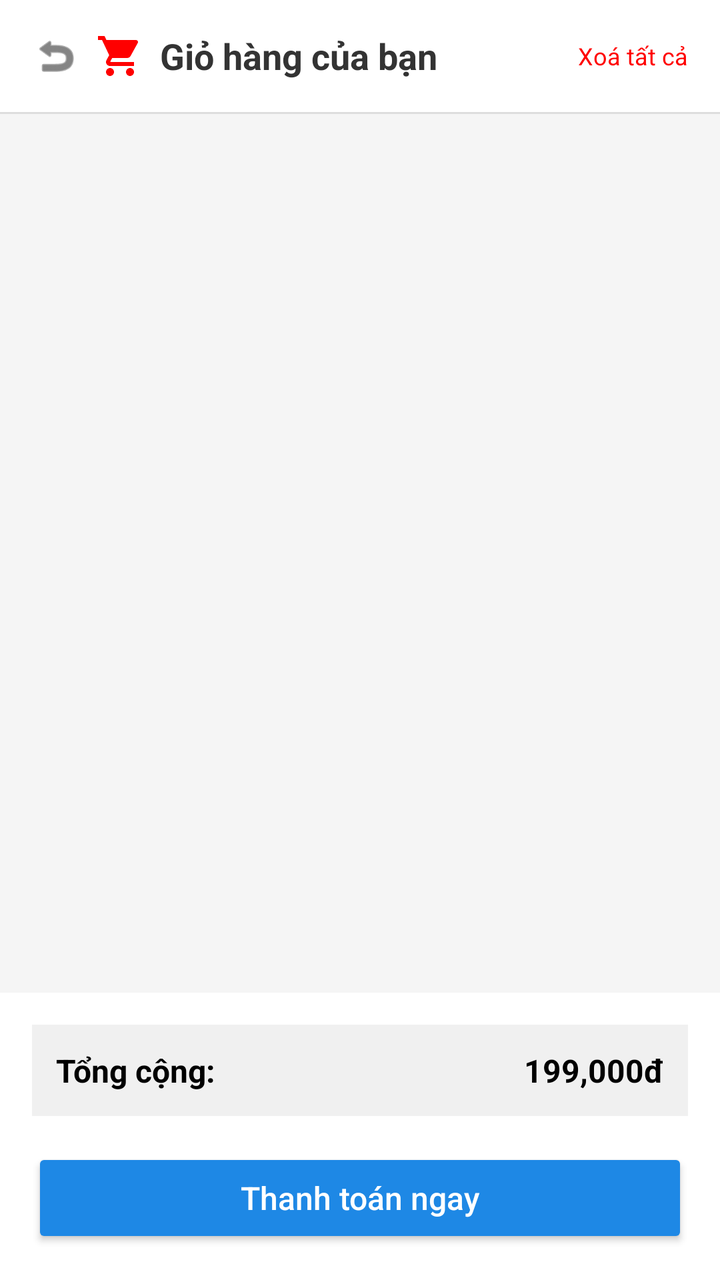
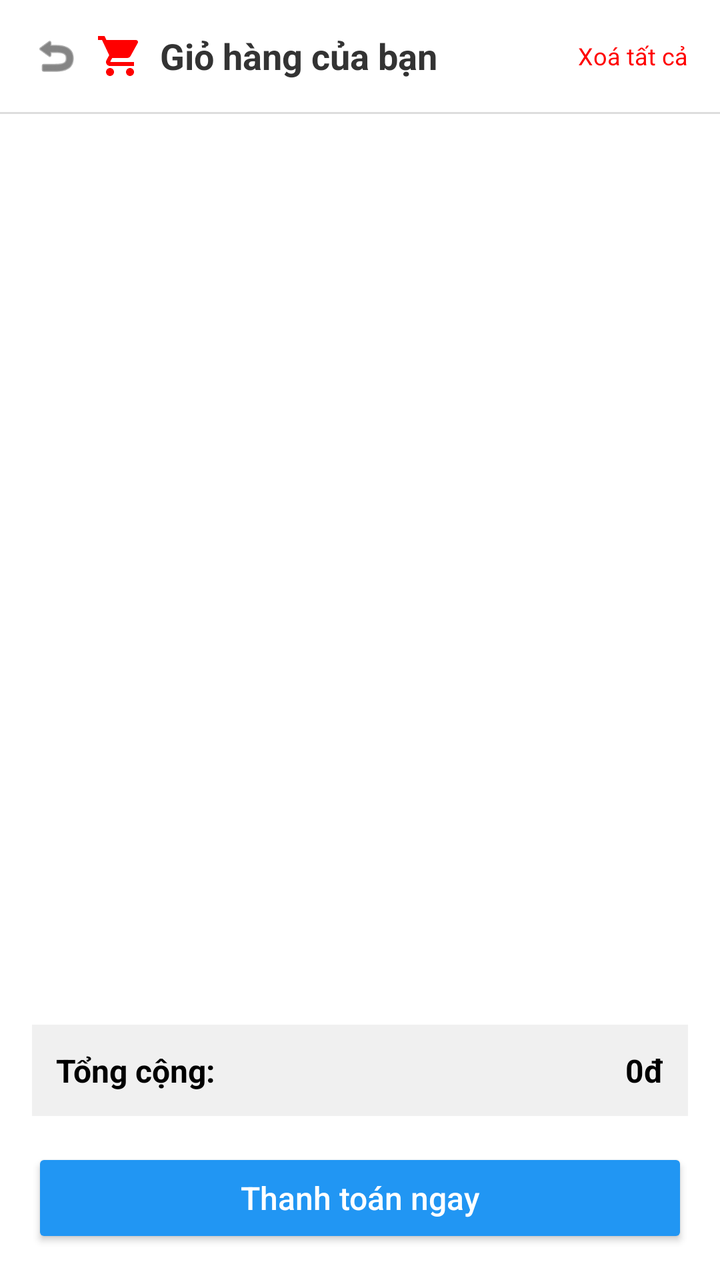

Compare the two renders of this Android layout. The source of the first and the diff that turns it into the second are given below.
<!-- AndroidManifest.xml: application theme Theme.DuAnNhom -->
<!-- res/layout/activity_cart.xml -->
<?xml version="1.0" encoding="utf-8"?>
<RelativeLayout xmlns:android="http://schemas.android.com/apk/res/android"
    xmlns:app="http://schemas.android.com/apk/res-auto"
    android:layout_width="match_parent"
    android:layout_height="match_parent"
    android:background="#F5F5F5">

    
    <RelativeLayout
        android:id="@+id/rlHeaderCart"
        android:layout_width="match_parent"
        android:layout_height="56dp"
        android:background="#FFFFFF"
        android:paddingLeft="16dp"
        android:paddingRight="16dp">

        <ImageView
            android:id="@+id/ivBackCart"
            android:layout_width="24dp"
            android:layout_height="24dp"
            android:layout_centerVertical="true"
            android:src="@android:drawable/ic_menu_revert"
            app:tint="#333333" />

        <ImageView
            android:id="@+id/ivCartIcon"
            android:layout_width="24dp"
            android:layout_height="24dp"
            android:layout_centerVertical="true"
            android:layout_toEndOf="@id/ivBackCart"
            android:layout_marginStart="8dp"
            android:src="@drawable/ic_cart" />

        <TextView
            android:layout_width="wrap_content"
            android:layout_height="wrap_content"
            android:layout_centerVertical="true"
            android:layout_toEndOf="@id/ivCartIcon"
            android:layout_marginStart="8dp"
            android:text="Giỏ hàng của bạn"
            android:textColor="#333333"
            android:textSize="18sp"
            android:textStyle="bold" />

        <TextView
            android:id="@+id/tvClearAll"
            android:layout_width="wrap_content"
            android:layout_height="wrap_content"
            android:layout_alignParentEnd="true"
            android:layout_centerVertical="true"
            android:text="Xoá tất cả"
            android:textColor="#FF0000"
            android:textSize="12sp" />
    </RelativeLayout>

    <View
        android:id="@+id/dividerHeader"
        android:layout_width="match_parent"
        android:layout_height="1dp"
        android:layout_below="@id/rlHeaderCart"
        android:background="#DDDDDD" />

    
    <androidx.recyclerview.widget.RecyclerView
        android:id="@+id/rvCartItems"
        android:layout_width="match_parent"
        android:layout_height="match_parent"
        android:layout_above="@+id/llBottomCart"
        android:layout_below="@id/dividerHeader"
        android:padding="8dp" />

    
    <LinearLayout
        android:id="@+id/llBottomCart"
        android:layout_width="match_parent"
        android:layout_height="wrap_content"
        android:layout_alignParentBottom="true"
        android:background="#FFFFFF"
        android:orientation="vertical"
        android:padding="16dp">

        <RelativeLayout
            android:layout_width="match_parent"
            android:layout_height="wrap_content"
            android:layout_marginBottom="16dp"
            android:padding="12dp"
            android:background="#F0F0F0">

            <TextView
                android:layout_width="wrap_content"
                android:layout_height="wrap_content"
                android:text="Tổng cộng:"
                android:textColor="#000000"
                android:textSize="16sp"
                android:textStyle="bold" />

            <TextView
                android:id="@+id/tvTotalPrice"
                android:layout_width="wrap_content"
                android:layout_height="wrap_content"
                android:layout_alignParentEnd="true"
                android:text="199,000đ"
                android:textColor="#000000"
                android:textSize="16sp"
                android:textStyle="bold" />
        </RelativeLayout>

        <Button
            android:id="@+id/btnCheckout"
            android:layout_width="match_parent"
            android:layout_height="50dp"
            android:backgroundTint="#1E88E5"
            android:text="Thanh toán ngay"
            android:textAllCaps="false"
            android:textColor="#FFFFFF"
            android:textSize="16sp"
            app:cornerRadius="8dp" />
    </LinearLayout>

</RelativeLayout>
<!-- resources referenced by this layout -->
<resources>
  <!-- drawable ic_cart (drawable) -->
  <vector xmlns:android="http://schemas.android.com/apk/res/android"
      android:width="24dp"
      android:height="24dp"
      android:viewportWidth="24"
      android:viewportHeight="24">
      <path
          android:fillColor="#FF0000"
          android:pathData="M7,18c-1.1,0 -1.99,0.9 -1.99,2S5.9,22 7,22s2,-0.9 2,-2 -0.9,-2 -2,-2zM1,2v2h2l3.6,7.59 -1.35,2.45c-0.16,0.28 -0.25,0.61 -0.25,0.96 0,1.1 0.9,2 2,2h12v-2L7.42,15c-0.14,0 -0.25,-0.11 -0.25,-0.25l0.03,-0.12 0.9,-1.63h7.45c0.75,0 1.41,-0.41 1.75,-1.03l3.58,-6.49c0.08,-0.14 0.12,-0.31 0.12,-0.48 0,-0.55 -0.45,-1 -1,-1L5.21,4l-0.94,-2L1,2zM17,18c-1.1,0 -1.99,0.9 -1.99,2s0.89,2 1.99,2 2,-0.9 2,-2 -0.9,-2 -2,-2z" />
  </vector>
  <style name="Theme.DuAnNhom" parent="Base.Theme.DuAnNhom" />
  <style name="Base.Theme.DuAnNhom" parent="Theme.Material3.DayNight.NoActionBar">
          
          
      </style>
</resources>

<!-- the commit's change to res/layout/activity_cart.xml (unified diff, before → after) -->
@@ -3,7 +3,7 @@
     xmlns:app="http://schemas.android.com/apk/res-auto"
     android:layout_width="match_parent"
     android:layout_height="match_parent"
-    android:background="#F5F5F5">
+    android:background="#FFFFFF">
 
     
     <RelativeLayout
@@ -70,6 +70,17 @@
         android:padding="8dp" />
 
     
+    <TextView
+        android:id="@+id/tvEmptyCart"
+        android:layout_width="wrap_content"
+        android:layout_height="wrap_content"
+        android:layout_centerInParent="true"
+        android:text="Giỏ hàng của bạn đang trống"
+        android:textColor="#9E9E9E"
+        android:textSize="14sp"
+        android:visibility="gone" />
+
+    
     <LinearLayout
         android:id="@+id/llBottomCart"
         android:layout_width="match_parent"
@@ -99,7 +110,7 @@
                 android:layout_width="wrap_content"
                 android:layout_height="wrap_content"
                 android:layout_alignParentEnd="true"
-                android:text="199,000đ"
+                android:text="0đ"
                 android:textColor="#000000"
                 android:textSize="16sp"
                 android:textStyle="bold" />
@@ -109,7 +120,7 @@
             android:id="@+id/btnCheckout"
             android:layout_width="match_parent"
             android:layout_height="50dp"
-            android:backgroundTint="#1E88E5"
+            android:backgroundTint="#2196F3"
             android:text="Thanh toán ngay"
             android:textAllCaps="false"
             android:textColor="#FFFFFF"
